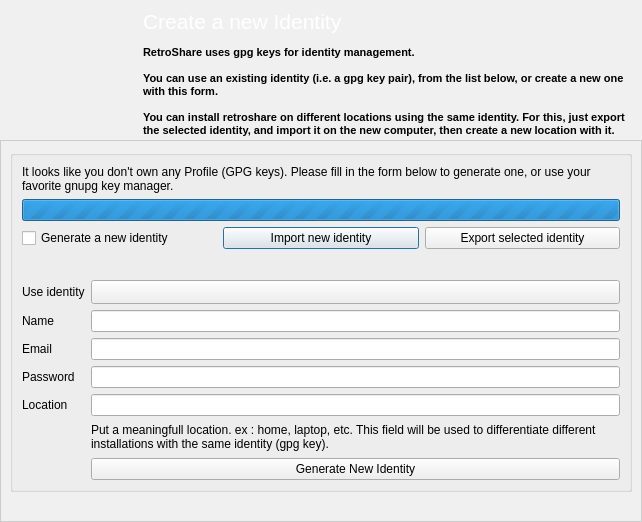
The window that retroshare-gui/src/gui/GenCertDialog.ui (RetroShare/RetroShare) describes before a commit, drawn with Qt 5.
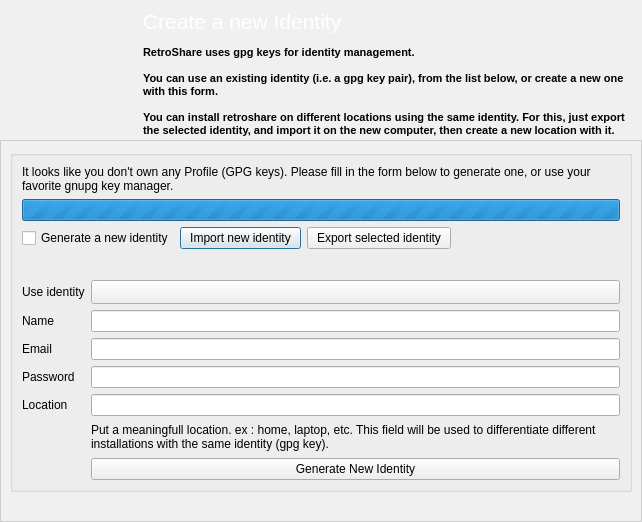
The same window after the commit. Icons and pictures are not drawn.

Commit message: - fixed a few bugs in cert creation window:    * private key was not correctly added to private keyring    * self signature validation was reported unsuccessful when unknown signatures where found - enabled key import when no key is present

```diff
--- a/retroshare-gui/src/gui/GenCertDialog.ui
+++ b/retroshare-gui/src/gui/GenCertDialog.ui
@@ -662,6 +662,19 @@
              </property>
             </widget>
            </item>
+           <item>
+            <spacer name="horizontalSpacer">
+             <property name="orientation">
+              <enum>Qt::Horizontal</enum>
+             </property>
+             <property name="sizeHint" stdset="0">
+              <size>
+               <width>40</width>
+               <height>20</height>
+              </size>
+             </property>
+            </spacer>
+           </item>
           </layout>
          </item>
          <item row="3" column="0">
```
The commit also changes 3 other files.
